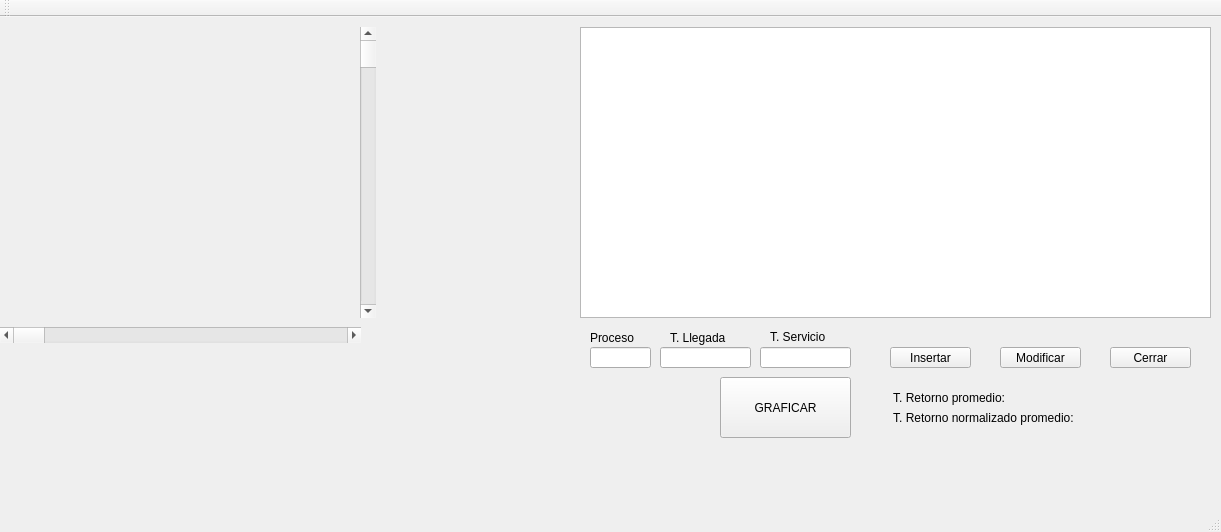
Old version of the form Planificador/mainwindow.ui in the repository lamlemonpie/SO.
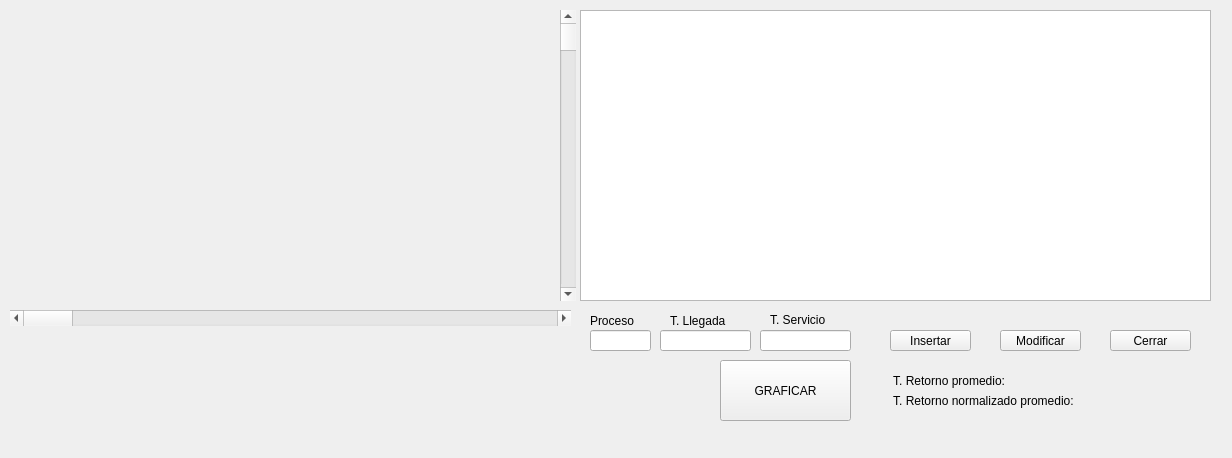
New version of the form. Custom widgets are drawn as their Qt base class.

Commit message: Cambios Visuales

What changed in the file:
```diff
--- a/Planificador/mainwindow.ui
+++ b/Planificador/mainwindow.ui
@@ -6,8 +6,8 @@
    <rect>
     <x>0</x>
     <y>0</y>
-    <width>1221</width>
-    <height>532</height>
+    <width>1232</width>
+    <height>458</height>
    </rect>
   </property>
   <property name="windowTitle">
@@ -200,9 +200,9 @@
    <widget class="QScrollBar" name="horizontalScrollBar">
     <property name="geometry">
      <rect>
-      <x>0</x>
+      <x>10</x>
       <y>310</y>
-      <width>361</width>
+      <width>561</width>
       <height>16</height>
      </rect>
     </property>
@@ -213,7 +213,7 @@
    <widget class="QScrollBar" name="verticalScrollBar">
     <property name="geometry">
      <rect>
-      <x>360</x>
+      <x>560</x>
       <y>10</y>
       <width>16</width>
       <height>291</height>
@@ -227,9 +227,9 @@
     <property name="geometry">
      <rect>
       <x>10</x>
-      <y>30</y>
-      <width>341</width>
-      <height>261</height>
+      <y>10</y>
+      <width>541</width>
+      <height>291</height>
      </rect>
     </property>
    </widget>
@@ -244,15 +244,6 @@
     </rect>
    </property>
   </widget>
-  <widget class="QToolBar" name="mainToolBar">
-   <attribute name="toolBarArea">
-    <enum>TopToolBarArea</enum>
-   </attribute>
-   <attribute name="toolBarBreak">
-    <bool>false</bool>
-   </attribute>
-  </widget>
-  <widget class="QStatusBar" name="statusBar"/>
  </widget>
  <layoutdefault spacing="6" margin="11"/>
  <customwidgets>
```
Left out of the diff: 4 changed lines with no effect on the pictures. The commit also changes 1 other file.
